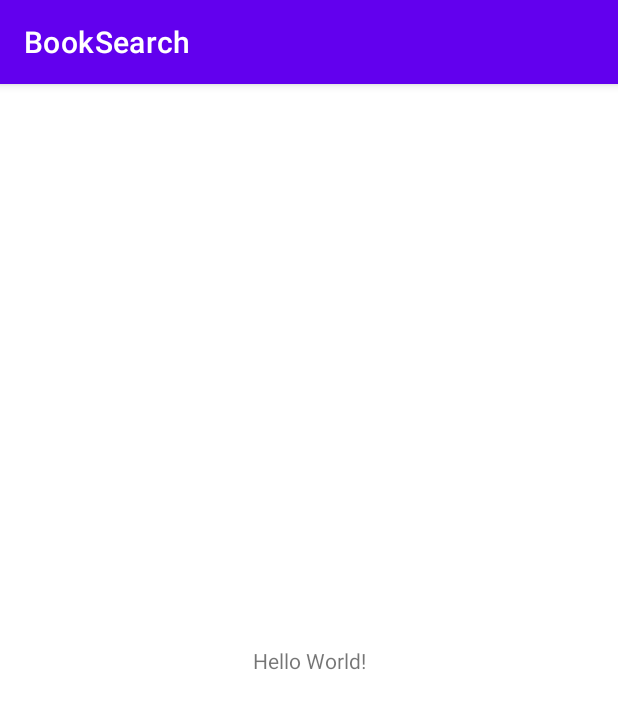
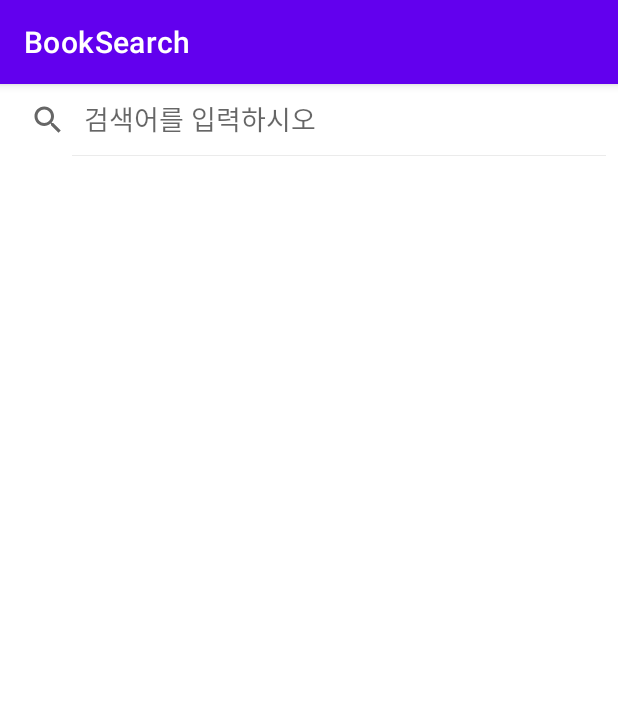
Before and after one commit to Origogi/BookSearch, an Android app: the screen it shows after launch (MainActivity), on a phone screen of 412 x 824 dp. Shown: the top 709 px of the screen. Run offline under Robolectric (Android 15) with nearby library versions, the phone set to English and light mode, and no system bars.

Commit message:
(feat)Add searchview and recyclerview

```diff
--- a/app/src/main/AndroidManifest.xml
+++ b/app/src/main/AndroidManifest.xml
@@ -10,7 +10,7 @@
         android:supportsRtl="true"
         android:theme="@style/Theme.BookSearch">
         <activity
-            android:name=".MainActivity"
+            android:name=".view.MainActivity"
             android:exported="true">
             <intent-filter>
                 <action android:name="android.intent.action.MAIN" />
--- a/app/src/main/java/com/origogi/booksearch/MainActivity.kt
+++ b/app/src/main/java/com/origogi/booksearch/view/MainActivity.kt
@@ -1,7 +1,8 @@
-package com.origogi.booksearch
+package com.origogi.booksearch.view
 
 import androidx.appcompat.app.AppCompatActivity
 import android.os.Bundle
+import com.origogi.booksearch.R
 
 class MainActivity : AppCompatActivity() {
     override fun onCreate(savedInstanceState: Bundle?) {
--- a/app/src/main/res/layout/activity_main.xml
+++ b/app/src/main/res/layout/activity_main.xml
@@ -4,15 +4,25 @@
     xmlns:tools="http://schemas.android.com/tools"
     android:layout_width="match_parent"
     android:layout_height="match_parent"
-    tools:context=".MainActivity">
+    tools:context=".view.MainActivity">
 
-    <TextView
-        android:layout_width="wrap_content"
+    <androidx.appcompat.widget.SearchView
+        android:id="@+id/search_view"
+        android:layout_width="match_parent"
         android:layout_height="wrap_content"
-        android:text="Hello World!"
+        android:backgroundTint="@color/purple_200"
+        app:iconifiedByDefault="false"
+        app:layout_constraintTop_toTopOf="parent"
+        app:queryHint="검색어를 입력하시오"
+        />
+
+    <androidx.recyclerview.widget.RecyclerView
+        android:id="@+id/rv_search"
+        android:layout_width="match_parent"
+        android:layout_height="0dp"
+        android:layout_marginTop="8dp"
+        android:layout_marginBottom="8dp"
         app:layout_constraintBottom_toBottomOf="parent"
-        app:layout_constraintLeft_toLeftOf="parent"
-        app:layout_constraintRight_toRightOf="parent"
-        app:layout_constraintTop_toTopOf="parent" />
+        app:layout_constraintTop_toBottomOf="@id/search_view" />
 
 </androidx.constraintlayout.widget.ConstraintLayout>
```
